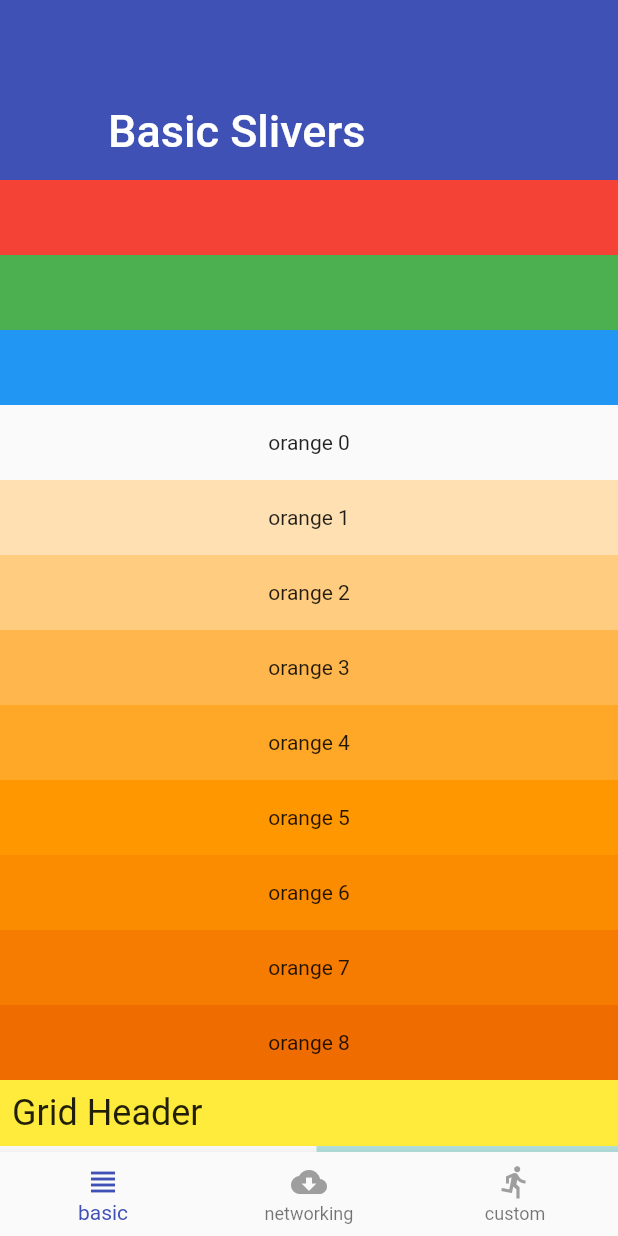
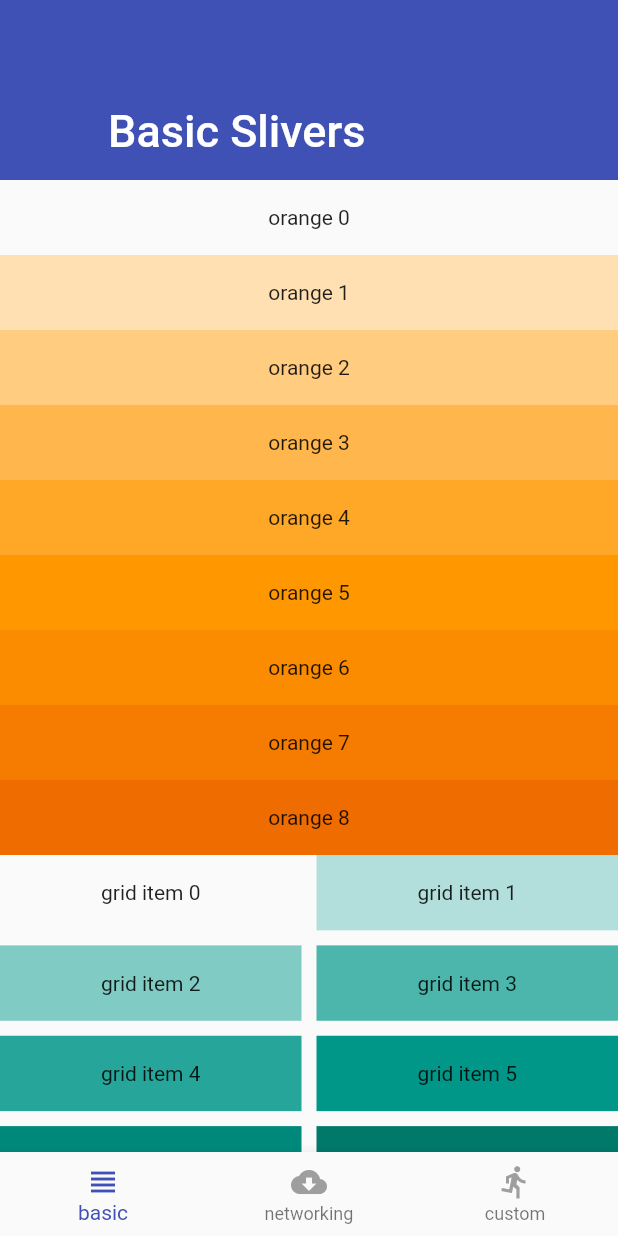
Before and after one commit to bizz84/slivers_demo_flutter, a Flutter app: the screen it shows after launch, on a phone screen of 412 x 824 dp. Run offline on Flutter 3.47's test engine with Material 2 defaults, Android fonts, the phone set to English and light mode, and no system bars.

Commit message:
More refactor

```diff
--- a/lib/home_page.dart
+++ b/lib/home_page.dart
@@ -2,8 +2,8 @@ import 'package:flutter/material.dart';
 import 'package:slivers_demo_flutter/bottom_navigation.dart';
 import 'package:slivers_demo_flutter/page.dart';
 import 'package:slivers_demo_flutter/pages/fitness_tracker/activities/activities_page.dart';
-import 'package:slivers_demo_flutter/pages/fetch_page.dart';
 import 'package:slivers_demo_flutter/pages/nested_scroll_view_page.dart';
+import 'package:slivers_demo_flutter/pages/networking/networking_page.dart';
 import 'package:slivers_demo_flutter/pages/slivers_basic_page.dart';
 
 class HomePage extends StatefulWidget {
@@ -30,7 +30,7 @@ class _HomePageState extends State<HomePage> {
   Widget _buildBody() {
     return <Page, WidgetBuilder>{
       Page.basic: (_) => SliversBasicPage(),
-      Page.fetch: (_) => FetchPage(),
+      Page.fetch: (_) => NetworkingPage(),
       Page.custom: (_) => ActivitiesPage.withSampleData(),
 //      Page.nested: (_) => NestedScrollViewPage(),
     }[_page](context);
--- a/lib/pages/slivers_basic_page.dart
+++ b/lib/pages/slivers_basic_page.dart
@@ -22,14 +22,14 @@ class SliversBasicPage extends StatelessWidget {
             title: Text('Basic Slivers'),
           ),
         ),
-        SliverFixedExtentList(
-          itemExtent: 50.0,
-          delegate: SliverChildListDelegate([
-            Container(color: Colors.red),
-            Container(color: Colors.green),
-            Container(color: Colors.blue),
-          ]),
-        ),
+        // SliverFixedExtentList(
+        //   itemExtent: 50.0,
+        //   delegate: SliverChildListDelegate([
+        //     Container(color: Colors.red),
+        //     Container(color: Colors.green),
+        //     Container(color: Colors.blue),
+        //   ]),
+        // ),
         SliverList(
           delegate: SliverChildBuilderDelegate(
             (context, index) {
@@ -43,13 +43,13 @@ class SliversBasicPage extends StatelessWidget {
             childCount: 9,
           ),
         ),
-        SliverToBoxAdapter(
-          child: Container(
-            color: Colors.yellow,
-            padding: const EdgeInsets.all(8.0),
-            child: Text('Grid Header', style: TextStyle(fontSize: 24)),
-          ),
-        ),
+        // SliverToBoxAdapter(
+        //   child: Container(
+        //     color: Colors.yellow,
+        //     padding: const EdgeInsets.all(8.0),
+        //     child: Text('Grid Header', style: TextStyle(fontSize: 24)),
+        //   ),
+        // ),
         SliverGrid(
           gridDelegate: SliverGridDelegateWithMaxCrossAxisExtent(
             maxCrossAxisExtent: 200.0,
@@ -74,34 +74,34 @@ class SliversBasicPage extends StatelessWidget {
             childCount: 30,
           ),
         ),
-        SliverGrid.count(
-          crossAxisCount: 3,
-          mainAxisSpacing: 10.0,
-          crossAxisSpacing: 10.0,
-          childAspectRatio: 4.0,
-          children: <Widget>[
-            Container(color: Colors.red),
-            Container(color: Colors.green),
-            Container(color: Colors.blue),
-            Container(color: Colors.red),
-            Container(color: Colors.green),
-            Container(color: Colors.blue),
-          ],
-        ),
-        SliverGrid.extent(
-          maxCrossAxisExtent: 200,
-          mainAxisSpacing: 10.0,
-          crossAxisSpacing: 10.0,
-          childAspectRatio: 4.0,
-          children: <Widget>[
-            Container(color: Colors.pink),
-            Container(color: Colors.indigo),
-            Container(color: Colors.orange),
-            Container(color: Colors.pink),
-            Container(color: Colors.indigo),
-            Container(color: Colors.orange),
-          ],
-        ),
+        // SliverGrid.count(
+        //   crossAxisCount: 3,
+        //   mainAxisSpacing: 10.0,
+        //   crossAxisSpacing: 10.0,
+        //   childAspectRatio: 4.0,
+        //   children: <Widget>[
+        //     Container(color: Colors.red),
+        //     Container(color: Colors.green),
+        //     Container(color: Colors.blue),
+        //     Container(color: Colors.red),
+        //     Container(color: Colors.green),
+        //     Container(color: Colors.blue),
+        //   ],
+        // ),
+        // SliverGrid.extent(
+        //   maxCrossAxisExtent: 200,
+        //   mainAxisSpacing: 10.0,
+        //   crossAxisSpacing: 10.0,
+        //   childAspectRatio: 4.0,
+        //   children: <Widget>[
+        //     Container(color: Colors.pink),
+        //     Container(color: Colors.indigo),
+        //     Container(color: Colors.orange),
+        //     Container(color: Colors.pink),
+        //     Container(color: Colors.indigo),
+        //     Container(color: Colors.orange),
+        //   ],
+        // ),
       ],
     );
   }
```
Also changed, not shown: lib/pages/networking/networking_page_content.dart (+101 -0 lines).
